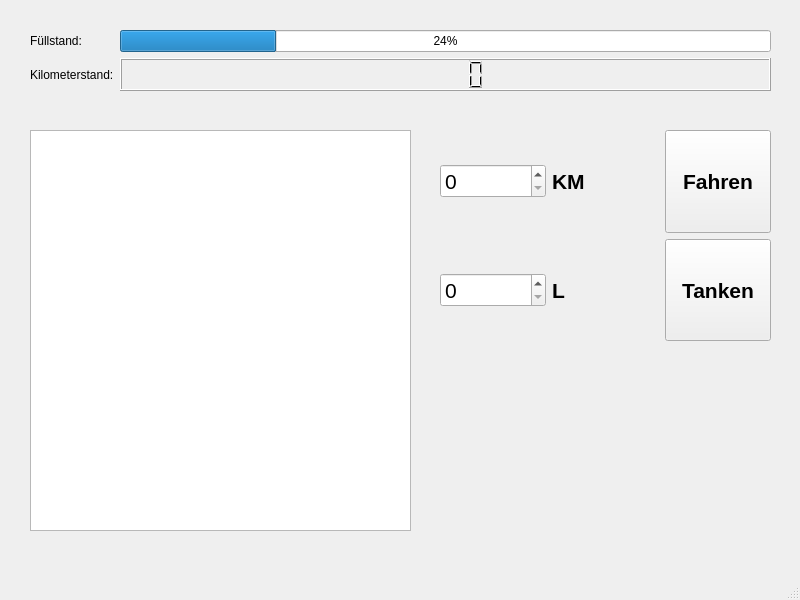
First picture: the form in autoui.ui, repository Psycayer/Test, before the edit.
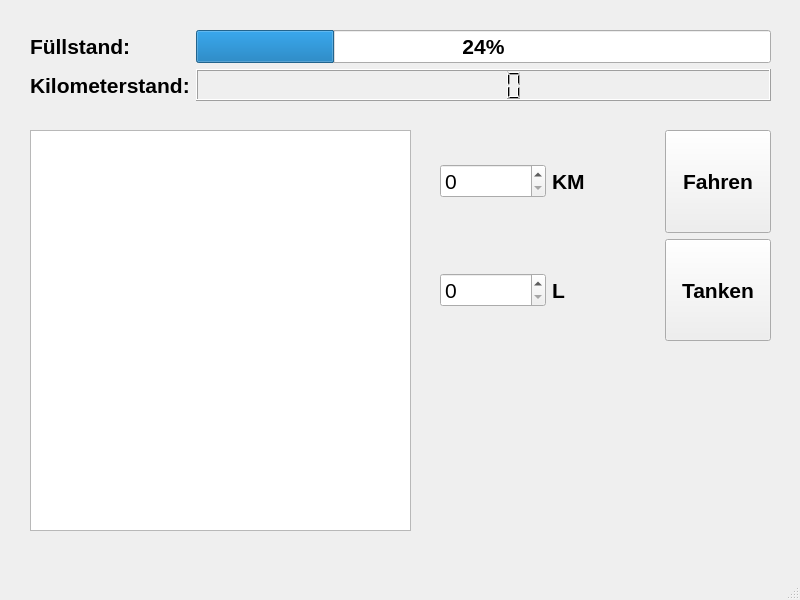
Second picture: the form after the edit.

Patch:
```diff
--- a/autoui.ui
+++ b/autoui.ui
@@ -24,18 +24,25 @@
      </rect>
     </property>
    </widget>
-   <widget class="QWidget" name="">
+   <widget class="QWidget" name="layoutWidget">
     <property name="geometry">
      <rect>
       <x>30</x>
       <y>30</y>
       <width>741</width>
-      <height>61</height>
+      <height>71</height>
      </rect>
     </property>
     <layout class="QGridLayout" name="gridLayout">
      <item row="0" column="0">
       <widget class="QLabel" name="label">
+       <property name="font">
+        <font>
+         <pointsize>16</pointsize>
+         <weight>75</weight>
+         <bold>true</bold>
+        </font>
+       </property>
        <property name="text">
         <string>Füllstand:</string>
        </property>
@@ -43,16 +50,34 @@
      </item>
      <item row="1" column="0">
       <widget class="QLabel" name="label_2">
+       <property name="font">
+        <font>
+         <pointsize>16</pointsize>
+         <weight>75</weight>
+         <bold>true</bold>
+        </font>
+       </property>
        <property name="text">
         <string>Kilometerstand:</string>
        </property>
       </widget>
      </item>
      <item row="1" column="1">
-      <widget class="QLCDNumber" name="lcdNumber"/>
+      <widget class="QLCDNumber" name="lcdNumber">
+       <property name="enabled">
+        <bool>true</bool>
+       </property>
+      </widget>
      </item>
      <item row="0" column="1">
       <widget class="QProgressBar" name="progressBar">
+       <property name="font">
+        <font>
+         <pointsize>16</pointsize>
+         <weight>75</weight>
+         <bold>true</bold>
+        </font>
+       </property>
        <property name="value">
         <number>24</number>
        </property>
@@ -60,7 +85,7 @@
      </item>
     </layout>
    </widget>
-   <widget class="QWidget" name="">
+   <widget class="QWidget" name="layoutWidget">
     <property name="geometry">
      <rect>
       <x>440</x>
```
Left out of the diff: 8 changed lines with no effect on the pictures.
